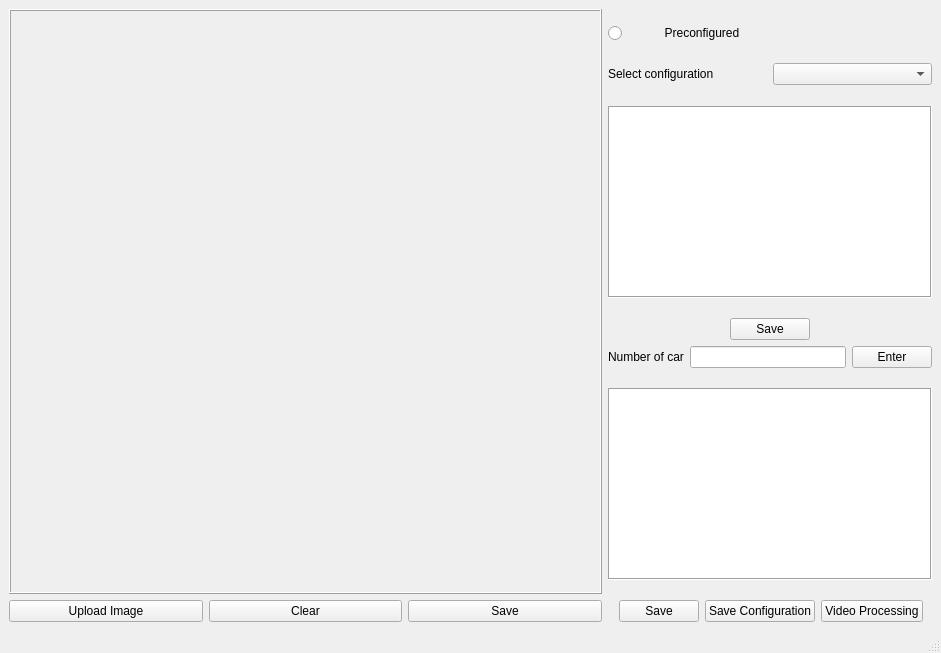
Qt form application/ui/roi_window.ui (Nitish1206/yolor_tracking) before a commit.
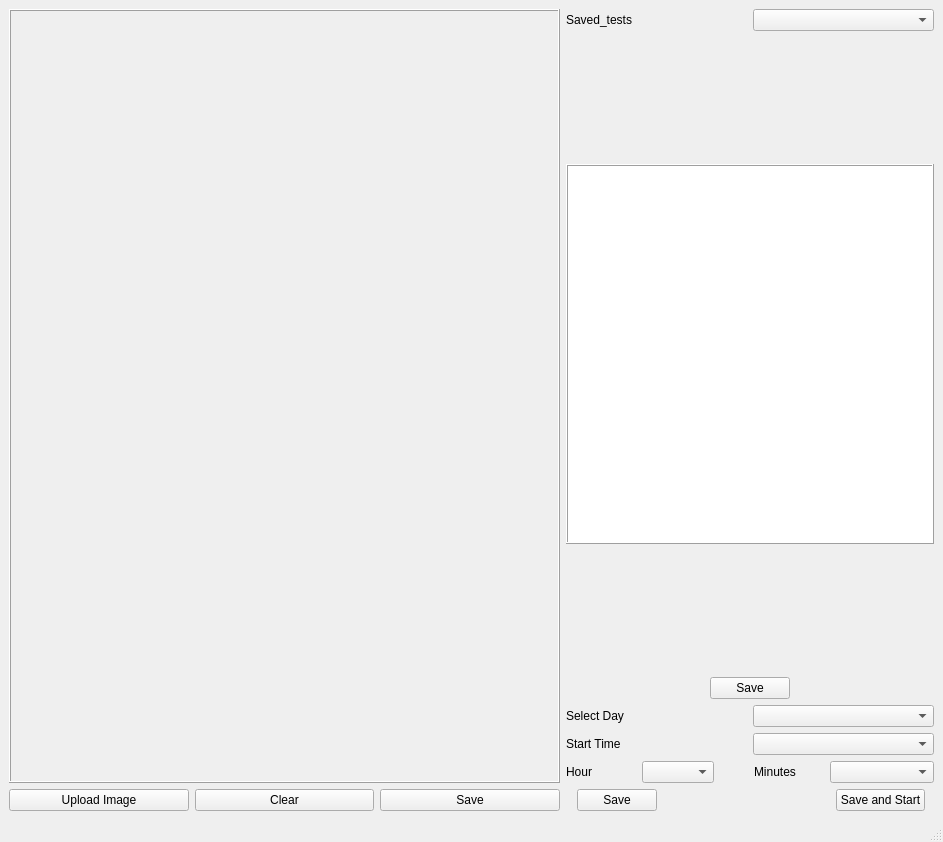
The same form after that commit.

Patch:
```diff
--- a/application/ui/roi_window.ui
+++ b/application/ui/roi_window.ui
@@ -6,22 +6,34 @@
    <rect>
     <x>0</x>
     <y>0</y>
-    <width>941</width>
-    <height>653</height>
+    <width>943</width>
+    <height>842</height>
    </rect>
   </property>
+  <property name="sizePolicy">
+   <sizepolicy hsizetype="Expanding" vsizetype="Expanding">
+    <horstretch>0</horstretch>
+    <verstretch>0</verstretch>
+   </sizepolicy>
+  </property>
   <property name="windowTitle">
-   <string>MainWindow</string>
+   <string>Autonomus Parking Configuration</string>
+  </property>
+  <property name="tabShape">
+   <enum>QTabWidget::Rounded</enum>
   </property>
   <widget class="QWidget" name="centralwidget">
    <layout class="QGridLayout" name="gridLayout">
     <item row="0" column="0">
-     <layout class="QHBoxLayout" name="horizontalLayout_3" stretch="2,1">
+     <layout class="QHBoxLayout" name="horizontalLayout_3" stretch="3,2">
       <property name="sizeConstraint">
        <enum>QLayout::SetMinimumSize</enum>
       </property>
       <item>
        <layout class="QVBoxLayout" name="verticalLayout_2" stretch="5,1">
+        <property name="sizeConstraint">
+         <enum>QLayout::SetMaximumSize</enum>
+        </property>
         <item>
          <widget class="QLabel" name="frame_">
           <property name="sizePolicy">
@@ -78,46 +90,16 @@
        </layout>
       </item>
       <item>
-       <layout class="QVBoxLayout" name="verticalLayout" stretch="0,0,0,0,0,3,0,1,2,0,3,0,1">
-        <item>
-         <spacer name="verticalSpacer_6">
-          <property name="orientation">
-           <enum>Qt::Vertical</enum>
-          </property>
-          <property name="sizeHint" stdset="0">
-           <size>
-            <width>20</width>
-            <height>40</height>
-           </size>
-          </property>
-         </spacer>
-        </item>
-        <item>
-         <widget class="QRadioButton" name="preconfigured">
-          <property name="text">
-           <string>           Preconfigured</string>
-          </property>
-         </widget>
-        </item>
-        <item>
-         <spacer name="verticalSpacer_5">
-          <property name="orientation">
-           <enum>Qt::Vertical</enum>
-          </property>
-          <property name="sizeHint" stdset="0">
-           <size>
-            <width>20</width>
-            <height>40</height>
-           </size>
-          </property>
-         </spacer>
-        </item>
+       <layout class="QVBoxLayout" name="verticalLayout" stretch="1,1,3,1,1,1,1,1,1">
+        <property name="sizeConstraint">
+         <enum>QLayout::SetMaximumSize</enum>
+        </property>
         <item>
          <layout class="QHBoxLayout" name="horizontalLayout_7">
           <item>
            <widget class="QLabel" name="select_config_label">
             <property name="text">
-             <string>Select configuration</string>
+             <string>Saved_tests</string>
             </property>
            </widget>
           </item>
@@ -131,10 +113,13 @@
           <property name="orientation">
            <enum>Qt::Vertical</enum>
           </property>
+          <property name="sizeType">
+           <enum>QSizePolicy::MinimumExpanding</enum>
+          </property>
           <property name="sizeHint" stdset="0">
            <size>
             <width>20</width>
-            <height>40</height>
+            <height>10</height>
            </size>
           </property>
          </spacer>
@@ -150,6 +135,15 @@
           <property name="frameShape">
            <enum>QFrame::Box</enum>
           </property>
+          <property name="frameShadow">
+           <enum>QFrame::Raised</enum>
+          </property>
+          <property name="sizeAdjustPolicy">
+           <enum>QAbstractScrollArea::AdjustToContents</enum>
+          </property>
+          <property name="alternatingRowColors">
+           <bool>true</bool>
+          </property>
          </widget>
         </item>
         <item>
@@ -157,10 +151,13 @@
           <property name="orientation">
            <enum>Qt::Vertical</enum>
           </property>
+          <property name="sizeType">
+           <enum>QSizePolicy::MinimumExpanding</enum>
+          </property>
           <property name="sizeHint" stdset="0">
            <size>
             <width>20</width>
-            <height>40</height>
+            <height>10</height>
            </size>
           </property>
          </spacer>
@@ -215,67 +212,76 @@
          </layout>
         </item>
         <item>
-         <layout class="QHBoxLayout" name="horizontalLayout_2" stretch="0,2,0">
+         <layout class="QHBoxLayout" name="horizontalLayout_8">
           <item>
-           <widget class="QLabel" name="number_of_car_input">
+           <widget class="QLabel" name="dayselectorLabel">
             <property name="text">
-             <string>Number of car</string>
+             <string>Select Day</string>
             </property>
            </widget>
           </item>
           <item>
-           <widget class="QLineEdit" name="car_numeber_value"/>
+           <widget class="QComboBox" name="daySelectorCombobox"/>
           </item>
+         </layout>
+        </item>
+        <item>
+         <layout class="QHBoxLayout" name="horizontalLayout_2">
           <item>
-           <widget class="QPushButton" name="enter_button_number_of_car">
+           <widget class="QLabel" name="startTimeLabel">
             <property name="text">
-             <string>Enter</string>
+             <string>Start Time</string>
             </property>
            </widget>
           </item>
+          <item>
+           <widget class="QComboBox" name="startTimeCombobox">
+            <property name="frame">
+             <bool>true</bool>
+            </property>
+           </widget>
+          </item>
          </layout>
         </item>
         <item>
-         <spacer name="verticalSpacer_3">
-          <property name="orientation">
-           <enum>Qt::Vertical</enum>
-          </property>
-          <property name="sizeHint" stdset="0">
-           <size>
-            <width>20</width>
-            <height>40</height>
-           </size>
-          </property>
-         </spacer>
+         <layout class="QHBoxLayout" name="horizontalLayout_6" stretch="2,2,1,2,3">
+          <item>
+           <widget class="QLabel" name="hourLabel">
+            <property name="text">
+             <string>Hour</string>
+            </property>
+           </widget>
+          </item>
+          <item>
+           <widget class="QComboBox" name="hourCombobox"/>
+          </item>
+          <item>
+           <spacer name="horizontalSpacer_4">
+            <property name="orientation">
+             <enum>Qt::Horizontal</enum>
+            </property>
+            <property name="sizeHint" stdset="0">
+             <size>
+              <width>40</width>
+              <height>20</height>
+             </size>
+            </property>
+           </spacer>
+          </item>
+          <item>
+           <widget class="QLabel" name="minutesLabel">
+            <property name="text">
+             <string>Minutes</string>
+            </property>
+           </widget>
+          </item>
+          <item>
+           <widget class="QComboBox" name="minutesCombobox"/>
+          </item>
+         </layout>
         </item>
         <item>
-         <widget class="QTableWidget" name="car_properites">
-          <property name="sizePolicy">
-           <sizepolicy hsizetype="Minimum" vsizetype="Minimum">
-            <horstretch>0</horstretch>
-            <verstretch>0</verstretch>
-           </sizepolicy>
-          </property>
-          <property name="frameShape">
-           <enum>QFrame::Box</enum>
-          </property>
-         </widget>
-        </item>
-        <item>
-         <spacer name="verticalSpacer_2">
-          <property name="orientation">
-           <enum>Qt::Vertical</enum>
-          </property>
-          <property name="sizeHint" stdset="0">
-           <size>
-            <width>20</width>
-            <height>40</height>
-           </size>
-          </property>
-         </spacer>
-        </item>
-        <item>
-         <layout class="QHBoxLayout" name="horizontalLayout_5" stretch="0,0,4,1">
+         <layout class="QHBoxLayout" name="horizontalLayout_5" stretch="0,4,1">
           <property name="leftMargin">
            <number>11</number>
           </property>
@@ -289,13 +295,6 @@
             </property>
            </widget>
           </item>
-          <item>
-           <widget class="QPushButton" name="save_config">
-            <property name="text">
-             <string>Save Configuration</string>
-            </property>
-           </widget>
-          </item>
           <item>
            <spacer name="horizontalSpacer">
             <property name="orientation">
@@ -312,7 +311,7 @@
           <item>
            <widget class="QPushButton" name="videoprocessing">
             <property name="text">
-             <string>Video Processing</string>
+             <string>Save and Start</string>
             </property>
            </widget>
           </item>
```
Left out of the diff: 6 changed lines with no effect on the pictures.
